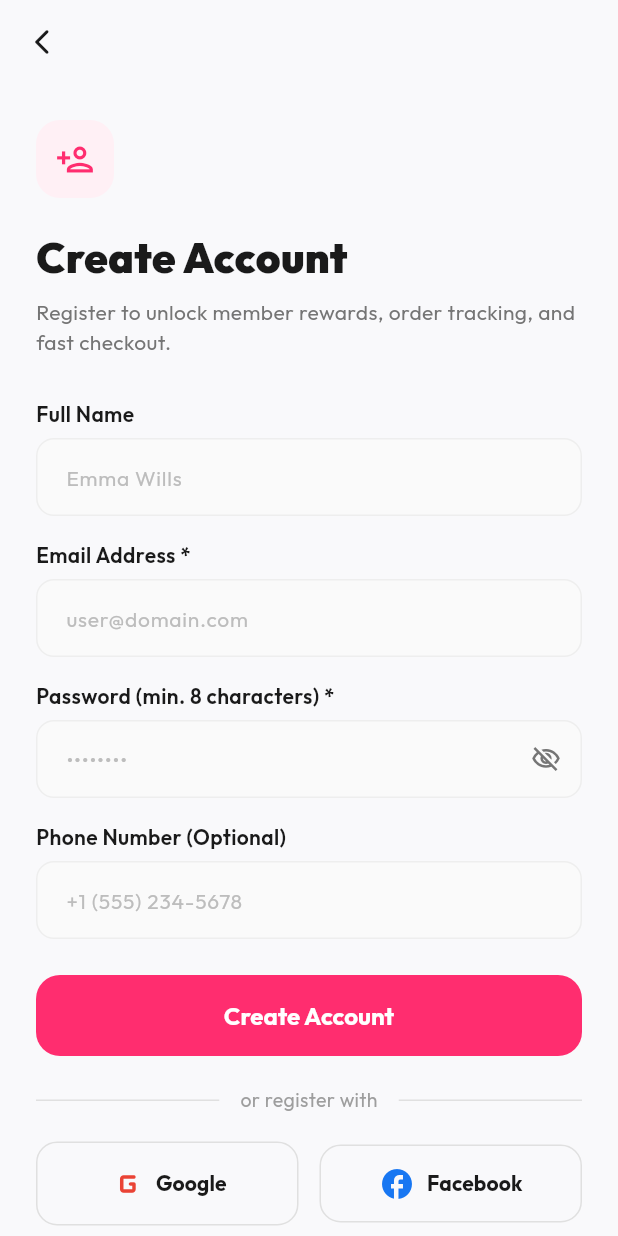
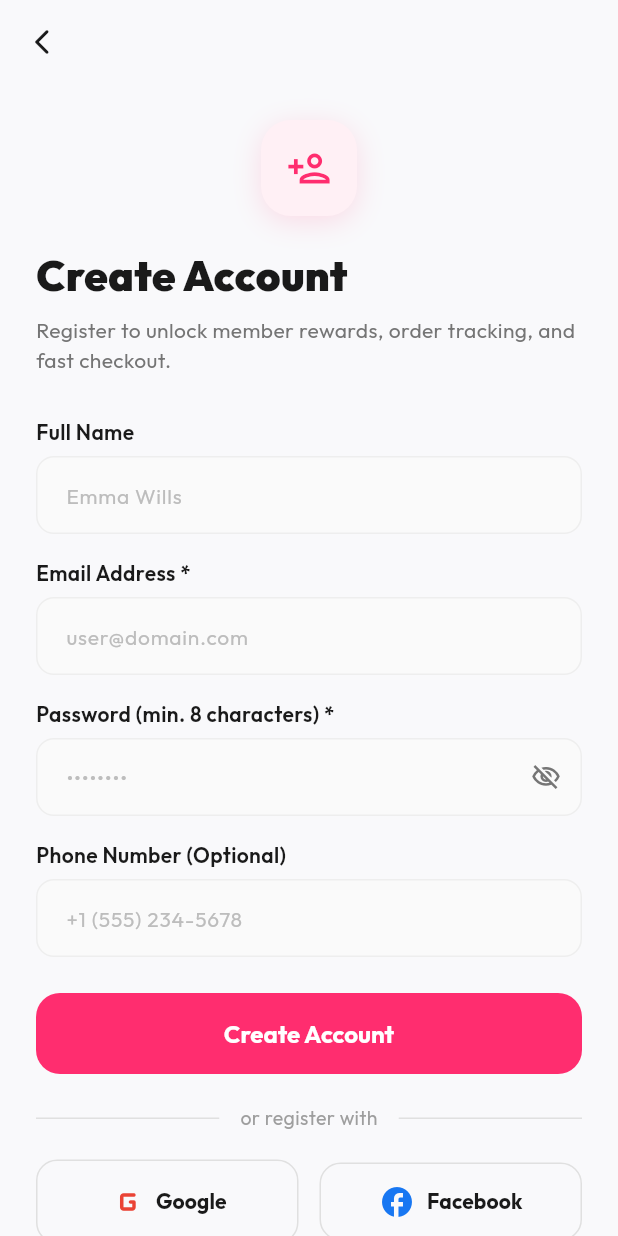
Before and after one commit to Phannoet-GH/e-commerse_mobile-app, a Flutter app: the RegisterScreen screen opened directly, on a phone screen of 412 x 824 dp. Run offline on Flutter 3.47's test engine with Material 3 defaults, Android fonts, the phone set to English and light mode, and no system bars; our stand-ins replace device_preview, google_fonts, shared_preferences; accounts and stored records are empty; network calls fail.

Commit message:
style: center-align brand icons across Login, Register, and Forgot Password screens

```diff
--- a/lib/presentation/account/register_screen.dart
+++ b/lib/presentation/account/register_screen.dart
@@ -124,14 +124,23 @@ class _RegisterScreenState extends State<RegisterScreen> {
           child: Column(
             crossAxisAlignment: CrossAxisAlignment.start,
             children: [
-              Container(
-                width: 52,
-                height: 52,
-                decoration: BoxDecoration(
-                  color: const Color(0xFFFFF0F5),
-                  borderRadius: BorderRadius.circular(16),
+              Center(
+                child: Container(
+                  width: 64,
+                  height: 64,
+                  decoration: BoxDecoration(
+                    color: const Color(0xFFFFF0F5),
+                    borderRadius: BorderRadius.circular(20),
+                    boxShadow: [
+                      BoxShadow(
+                        color: const Color(0xFFFF2D6F).withValues(alpha: 0.15),
+                        blurRadius: 16,
+                        offset: const Offset(0, 4),
+                      ),
+                    ],
+                  ),
+                  child: const Icon(Icons.person_add_outlined, color: Color(0xFFFF2D6F), size: 30),
                 ),
-                child: const Icon(Icons.person_add_outlined, color: Color(0xFFFF2D6F), size: 26),
               ),
               const SizedBox(height: 20),
               const Text(
```
Also changed, not shown: lib/presentation/account/forgot_password_screen.dart (+14 -5 lines), lib/presentation/account/login_screen.dart (+16 -7 lines).
